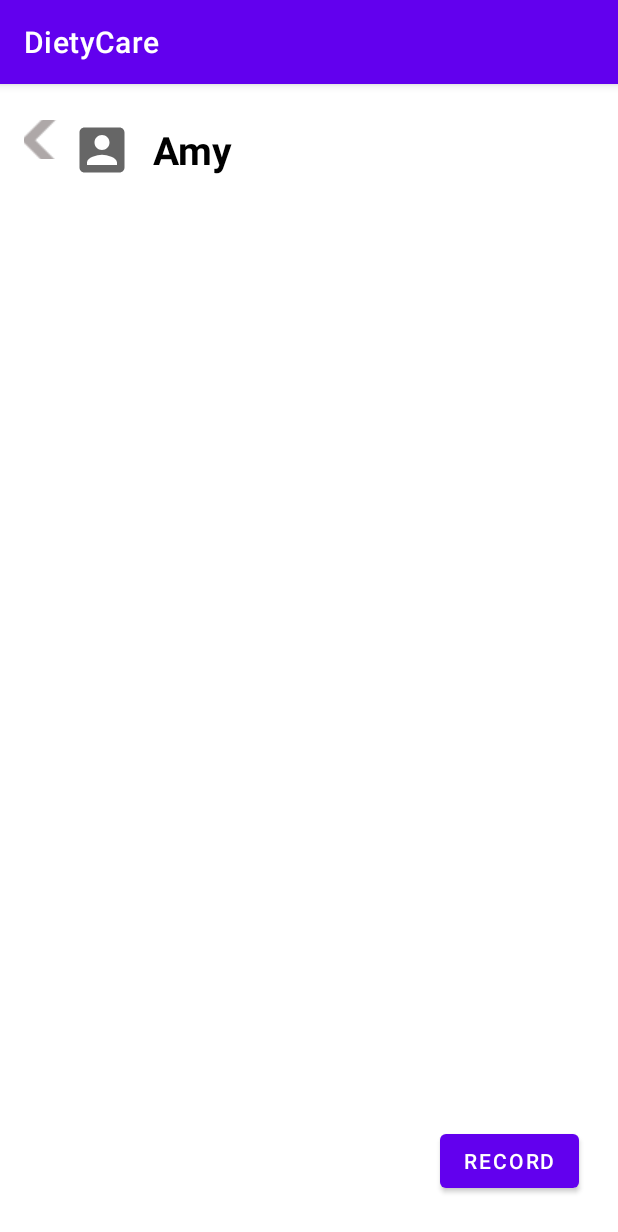
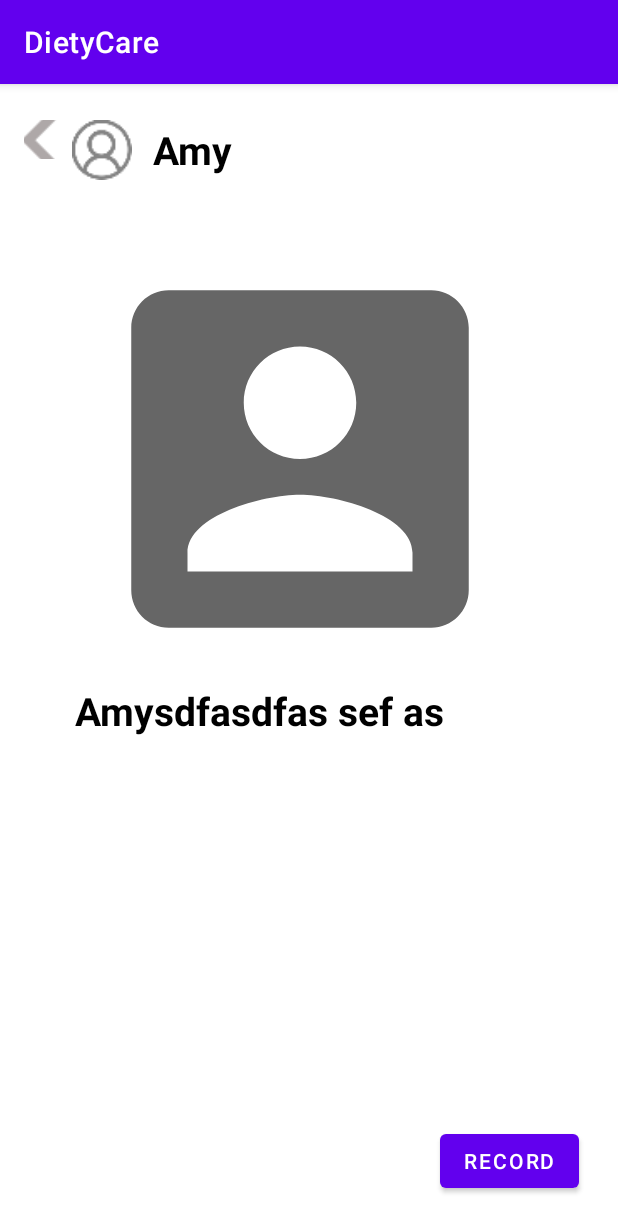
Before and after one commit to bryanchang0603/DietyCare-FrontEnd, an Android app: the PostDetailActivity screen opened directly, with no data from a screen before it, on a phone screen of 412 x 824 dp. Shown: the top 1232 px of the screen. Run offline under Robolectric (Android 15) with nearby library versions, the phone set to English and light mode, and no system bars; our stand-ins replace sdp/ssp sizes; Roboto replaces fonts that are not available here.

Commit message:
Update post_detail.xml

```diff
--- a/app/src/main/res/layout/post_detail.xml
+++ b/app/src/main/res/layout/post_detail.xml
@@ -38,9 +38,37 @@
         android:textColor="@color/black"
         android:textSize="@dimen/_20ssp"
         android:textStyle="bold"
-        android:src="@drawable/ic_account"
+        android:src="@drawable/icon_account"
         app:layout_constraintStart_toEndOf="@id/icBack"
         app:layout_constraintTop_toTopOf="@+id/icBack" />
+
+
+    <ImageView
+        android:id="@+id/postPicture"
+        android:layout_width="300dp"
+        android:layout_height="300dp"
+        android:layout_marginStart="50dp"
+        android:layout_marginTop="100dp"
+        android:gravity="center"
+        android:src="@drawable/ic_account"
+        android:textColor="@color/black"
+        android:textSize="@dimen/_20ssp"
+        android:textStyle="bold"
+        app:layout_constraintStart_toStartOf="parent"
+        app:layout_constraintTop_toTopOf="parent" />
+
+    <TextView
+        android:id="@+id/postContent"
+        android:layout_width="300dp"
+        android:layout_height="wrap_content"
+        android:layout_marginStart="50dp"
+        android:gravity="left"
+        android:text="Amysdfasdfas sef as"
+        android:textColor="@color/black"
+        android:textSize="@dimen/_20ssp"
+        android:textStyle="bold"
+        app:layout_constraintStart_toStartOf="parent"
+        app:layout_constraintTop_toBottomOf="@+id/postPicture" />
 
     <Button
         android:id="@+id/recordButton"
```
